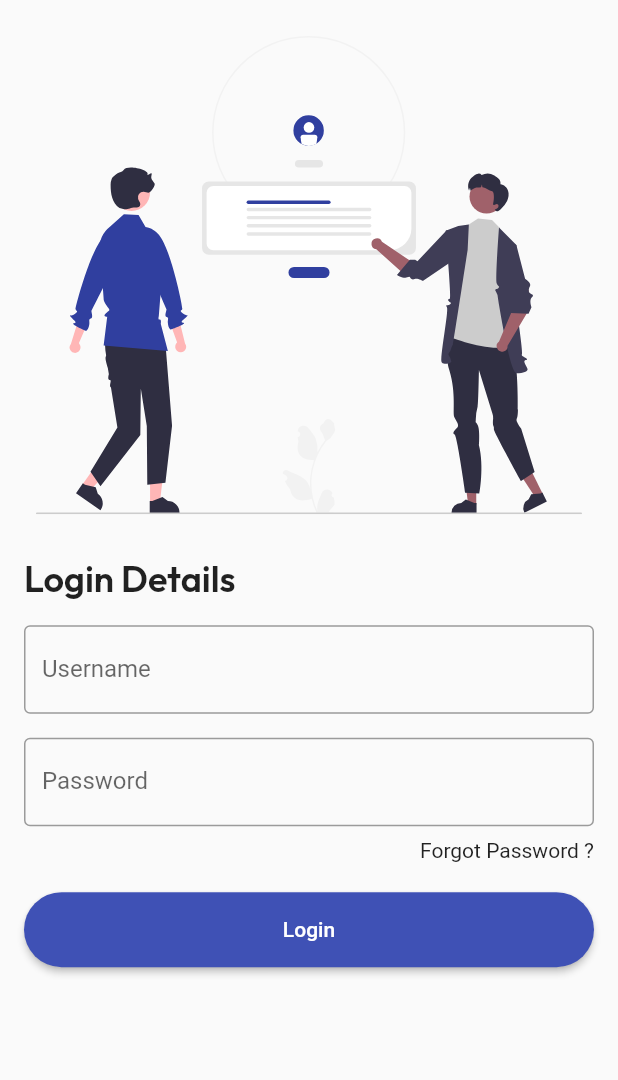
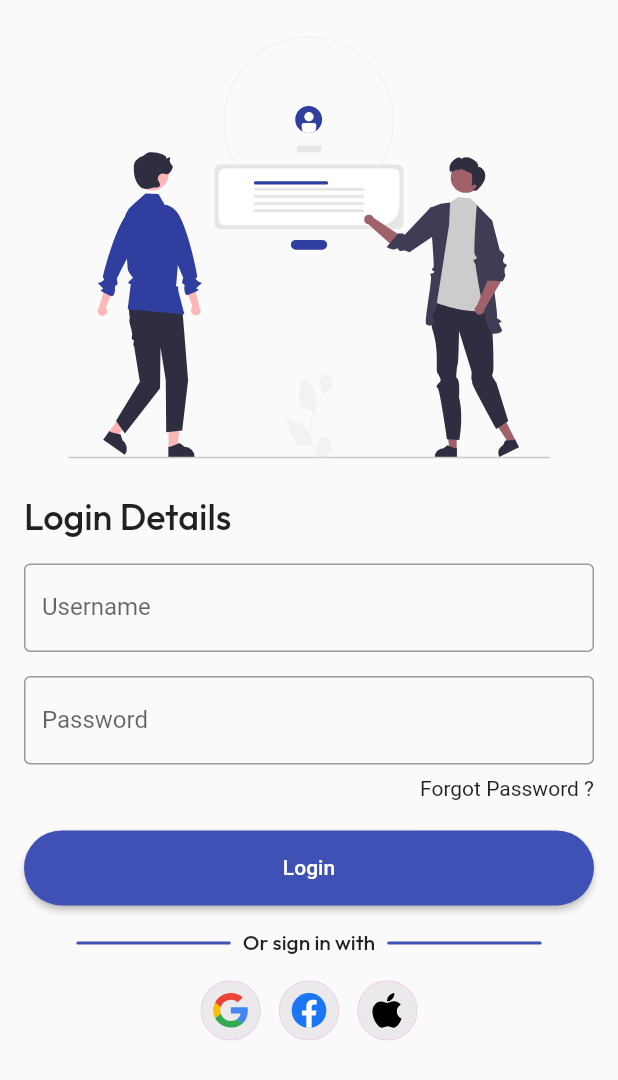
Before and after one commit to nguyentan2808/flutter-messenger-app, a Flutter app: the screen it shows after launch, on a phone screen of 412 x 824 dp. Shown: the top 1080 px of the screen. Run offline on Flutter 3.47's test engine with Material 2 defaults, Android fonts, the phone set to English and light mode, and no system bars; our stand-ins replace flutter_svg.

Commit message:
feat: oAuth login button

```diff
--- a/lib/screens/login_screen.dart
+++ b/lib/screens/login_screen.dart
@@ -14,7 +14,7 @@ class LoginScreen extends StatelessWidget {
       body: ListView(
         children: [
           SizedBox(
-            height: size.height * 0.45,
+            height: size.height * 0.4,
             child: Padding(
               padding: const EdgeInsets.all(24.0),
               child: SvgPicture.asset(
@@ -32,7 +32,7 @@ class LoginScreen extends StatelessWidget {
                   "Login Details",
                   style: TextStyle(
                       fontSize: 24,
-                      fontWeight: FontWeight.w600,
+                      fontWeight: FontWeight.w500,
                       fontFamily: "Outfit"),
                 ),
                 const SizedBox(height: 16),
@@ -66,6 +66,27 @@ class LoginScreen extends StatelessWidget {
                             Size(size.width * 0.9, 50))),
                     onPressed: () {},
                     child: const Text("Login")),
+                const SizedBox(height: 16),
+                Row(
+                  mainAxisAlignment: MainAxisAlignment.center,
+                  children: const [
+                    Divider(),
+                    Padding(
+                      padding: const EdgeInsets.symmetric(horizontal: 8.0),
+                      child: Text(
+                        "Or sign in with",
+                        style: TextStyle(
+                            fontFamily: 'Outfit', fontWeight: FontWeight.w500),
+                      ),
+                    ),
+                    Divider(),
+                  ],
+                ),
+                const SizedBox(height: 16),
+                SvgPicture.asset(
+                  'assets/images/social_svg.svg',
+                  height: 40,
+                )
               ],
             ),
           ),
@@ -74,3 +95,21 @@ class LoginScreen extends StatelessWidget {
     );
   }
 }
+
+class Divider extends StatelessWidget {
+  const Divider({Key? key}) : super(key: key);
+
+  @override
+  Widget build(BuildContext context) {
+    final size = MediaQuery.of(context).size;
+
+    return Container(
+      width: size.width * 0.25,
+      height: 2,
+      decoration: BoxDecoration(
+        color: Colors.indigo[500],
+        borderRadius: BorderRadius.circular(10),
+      ),
+    );
+  }
+}
```
Also changed, not shown: assets/images/social_svg.svg (added).
